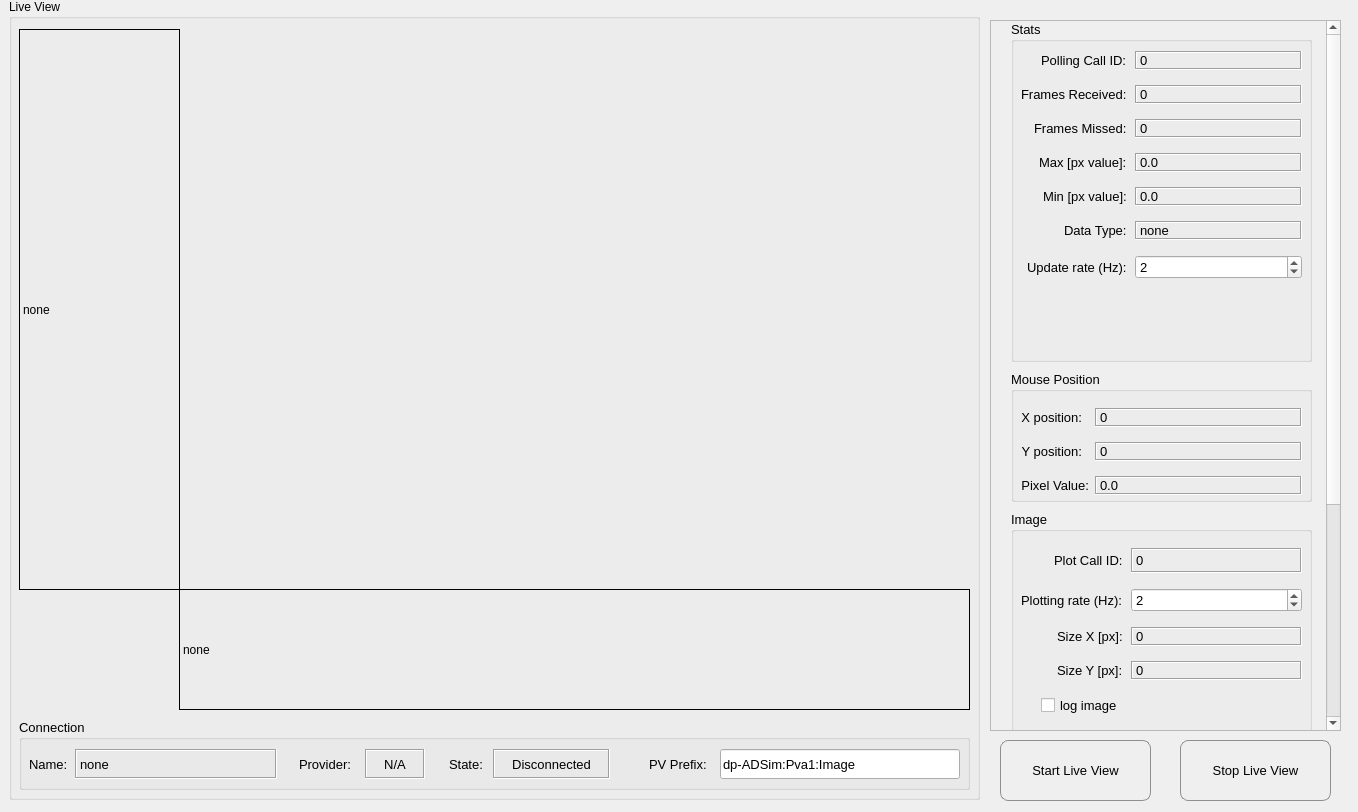
This is gui/imageshow.ui in AdvancedPhotonSource/DashPVA as Qt 5 draws it before an edit. The edited form follows.
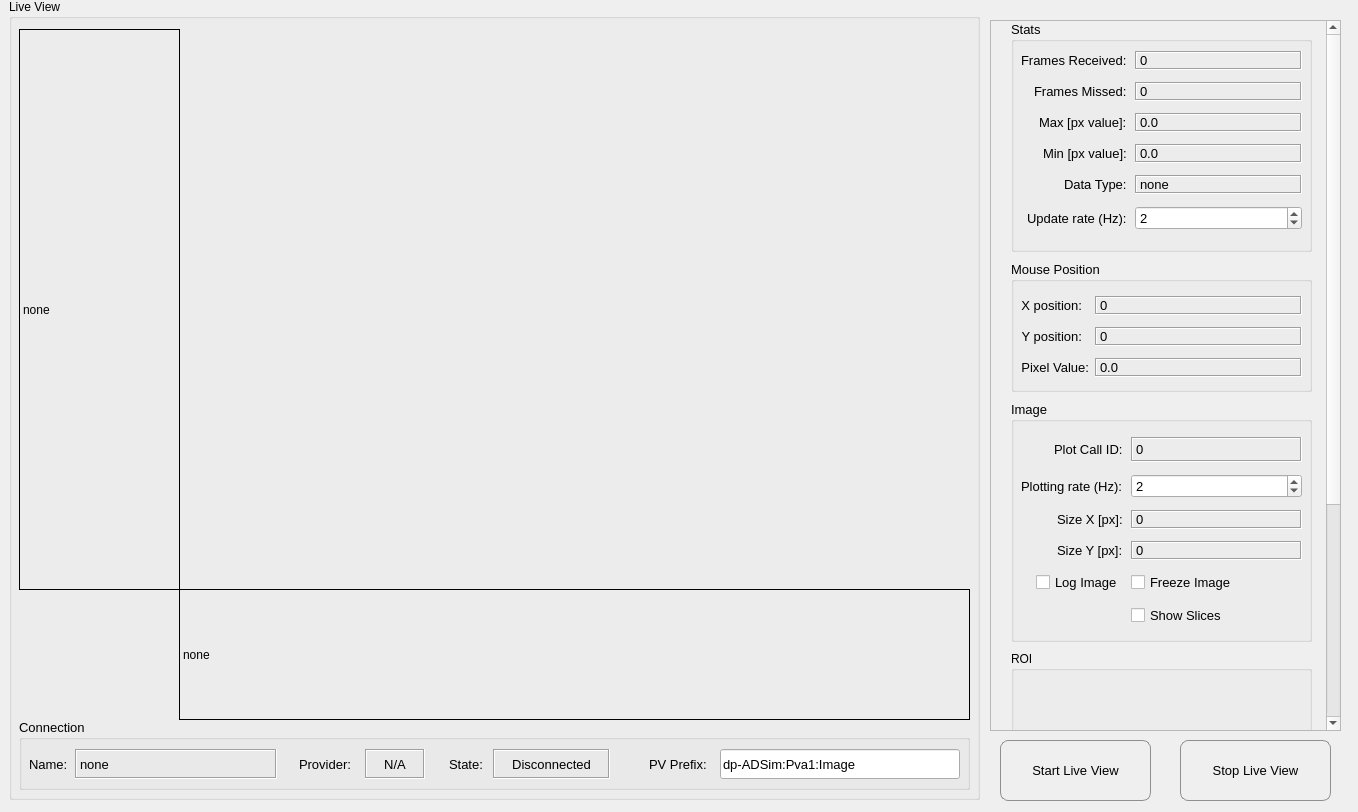
This is the edited form. Custom widgets are drawn as their Qt base class.

Commit message: small ui update, separated freeze frame and stopping monitored connection

Patch:
```diff
--- a/gui/imageshow.ui
+++ b/gui/imageshow.ui
@@ -44,10 +44,10 @@
      </property>
      <property name="geometry">
       <rect>
-       <x>169</x>
+       <x>9</x>
        <y>30</y>
-       <width>791</width>
-       <height>561</height>
+       <width>951</width>
+       <height>691</height>
       </rect>
      </property>
      <property name="sizePolicy">
@@ -402,7 +402,7 @@
        <x>170</x>
        <y>590</y>
        <width>791</width>
-       <height>121</height>
+       <height>131</height>
       </rect>
      </property>
      <property name="frameShape">
@@ -468,7 +468,7 @@
      <property name="geometry">
       <rect>
        <x>0</x>
-       <y>-320</y>
+       <y>0</y>
        <width>335</width>
        <height>1029</height>
       </rect>
@@ -479,7 +479,7 @@
         <x>20</x>
         <y>0</y>
         <width>301</width>
-        <height>341</height>
+        <height>231</height>
        </rect>
       </property>
       <property name="sizePolicy">
@@ -502,7 +502,7 @@
          <x>10</x>
          <y>30</y>
          <width>281</width>
-         <height>301</height>
+         <height>191</height>
         </rect>
        </property>
        <layout class="QFormLayout" name="stats_layout">
@@ -516,58 +516,9 @@
          <number>8</number>
         </property>
         <property name="verticalSpacing">
-         <number>15</number>
+         <number>12</number>
         </property>
         <item row="0" column="0">
-         <widget class="QLabel" name="label_call_id">
-          <property name="minimumSize">
-           <size>
-            <width>0</width>
-            <height>0</height>
-           </size>
-          </property>
-          <property name="maximumSize">
-           <size>
-            <width>16777215</width>
-            <height>21</height>
-           </size>
-          </property>
-          <property name="font">
-           <font>
-            <pointsize>10</pointsize>
-           </font>
-          </property>
-          <property name="text">
-           <string>Polling Call ID:</string>
-          </property>
-         </widget>
-        </item>
-        <item row="0" column="1">
-         <widget class="QLabel" name="poll_call_id">
-          <property name="minimumSize">
-           <size>
-            <width>0</width>
-            <height>0</height>
-           </size>
-          </property>
-          <property name="maximumSize">
-           <size>
-            <width>16777215</width>
-            <height>21</height>
-           </size>
-          </property>
-          <property name="frameShape">
-           <enum>QFrame::Box</enum>
-          </property>
-          <property name="frameShadow">
-           <enum>QFrame::Sunken</enum>
-          </property>
-          <property name="text">
-           <string>0</string>
-          </property>
-         </widget>
-        </item>
-        <item row="1" column="0">
          <widget class="QLabel" name="label_frames_received">
           <property name="minimumSize">
            <size>
@@ -591,7 +542,7 @@
           </property>
          </widget>
         </item>
-        <item row="1" column="1">
+        <item row="0" column="1">
          <widget class="QLabel" name="frames_received_val">
           <property name="minimumSize">
            <size>
@@ -616,32 +567,7 @@
           </property>
          </widget>
         </item>
-        <item row="2" column="1">
-         <widget class="QLabel" name="missed_frames">
-          <property name="minimumSize">
-           <size>
-            <width>0</width>
-            <height>0</height>
-           </size>
-          </property>
-          <property name="maximumSize">
-           <size>
-            <width>16777215</width>
-            <height>21</height>
-           </size>
-          </property>
-          <property name="frameShape">
-           <enum>QFrame::Box</enum>
-          </property>
-          <property name="frameShadow">
-           <enum>QFrame::Sunken</enum>
-          </property>
-          <property name="text">
-           <string>0</string>
-          </property>
-         </widget>
-        </item>
-        <item row="2" column="0">
+        <item row="1" column="0">
          <widget class="QLabel" name="label_frames_missed">
           <property name="minimumSize">
            <size>
@@ -665,25 +591,32 @@
           </property>
          </widget>
         </item>
-        <item row="6" column="0">
-         <widget class="QLabel" name="update_label">
+        <item row="1" column="1">
+         <widget class="QLabel" name="missed_frames">
           <property name="minimumSize">
            <size>
-            <width>28</width>
-            <height>16</height>
+            <width>0</width>
+            <height>0</height>
            </size>
           </property>
-          <property name="font">
-           <font>
-            <pointsize>10</pointsize>
-           </font>
+          <property name="maximumSize">
+           <size>
+            <width>16777215</width>
+            <height>21</height>
+           </size>
+          </property>
+          <property name="frameShape">
+           <enum>QFrame::Box</enum>
+          </property>
+          <property name="frameShadow">
+           <enum>QFrame::Sunken</enum>
           </property>
           <property name="text">
-           <string>Update rate (Hz):</string>
+           <string>0</string>
           </property>
          </widget>
         </item>
-        <item row="3" column="0">
+        <item row="2" column="0">
          <widget class="QLabel" name="label_max_px">
           <property name="font">
            <font>
@@ -695,7 +628,20 @@
           </property>
          </widget>
         </item>
-        <item row="4" column="0">
+        <item row="2" column="1">
+         <widget class="QLabel" name="max_px_val">
+          <property name="frameShape">
+           <enum>QFrame::Box</enum>
+          </property>
+          <property name="frameShadow">
+           <enum>QFrame::Sunken</enum>
+          </property>
+          <property name="text">
+           <string>0.0</string>
+          </property>
+         </widget>
+        </item>
+        <item row="3" column="0">
          <widget class="QLabel" name="label_min_px">
           <property name="font">
            <font>
@@ -708,19 +654,6 @@
          </widget>
         </item>
         <item row="3" column="1">
-         <widget class="QLabel" name="max_px_val">
-          <property name="frameShape">
-           <enum>QFrame::Box</enum>
-          </property>
-          <property name="frameShadow">
-           <enum>QFrame::Sunken</enum>
-          </property>
-          <property name="text">
-           <string>0.0</string>
-          </property>
-         </widget>
-        </item>
-        <item row="4" column="1">
          <widget class="QLabel" name="min_px_val">
           <property name="frameShape">
            <enum>QFrame::Box</enum>
@@ -733,14 +666,14 @@
           </property>
          </widget>
         </item>
-        <item row="5" column="0">
+        <item row="4" column="0">
          <widget class="QLabel" name="label_data_type">
           <property name="text">
            <string>Data Type:</string>
           </property>
          </widget>
         </item>
-        <item row="5" column="1">
+        <item row="4" column="1">
          <widget class="QLabel" name="data_type_val">
           <property name="frameShape">
            <enum>QFrame::Box</enum>
@@ -753,7 +686,25 @@
           </property>
          </widget>
         </item>
-        <item row="6" column="1">
+        <item row="5" column="0">
+         <widget class="QLabel" name="update_label">
+          <property name="minimumSize">
+           <size>
+            <width>28</width>
+            <height>16</height>
+           </size>
+          </property>
+          <property name="font">
+           <font>
+            <pointsize>10</pointsize>
+           </font>
+          </property>
+          <property name="text">
+           <string>Update rate (Hz):</string>
+          </property>
+         </widget>
+        </item>
+        <item row="5" column="1">
          <widget class="QSpinBox" name="update_frequency">
           <property name="maximum">
            <number>999999999</number>
@@ -773,7 +724,7 @@
       <property name="geometry">
        <rect>
         <x>20</x>
-        <y>350</y>
+        <y>240</y>
         <width>301</width>
         <height>131</height>
        </rect>
@@ -798,7 +749,7 @@
          <x>10</x>
          <y>30</y>
          <width>281</width>
-         <height>101</height>
+         <height>91</height>
         </rect>
        </property>
        <layout class="QFormLayout" name="mouse_pos_layout">
@@ -812,7 +763,7 @@
          <number>6</number>
         </property>
         <property name="verticalSpacing">
-         <number>15</number>
+         <number>12</number>
         </property>
         <property name="leftMargin">
          <number>0</number>
@@ -944,9 +895,9 @@
       <property name="geometry">
        <rect>
         <x>20</x>
-        <y>490</y>
+        <y>380</y>
         <width>301</width>
-        <height>221</height>
+        <height>241</height>
        </rect>
       </property>
       <property name="font">
@@ -963,7 +914,7 @@
          <x>10</x>
          <y>30</y>
          <width>281</width>
-         <height>181</height>
+         <height>201</height>
         </rect>
        </property>
        <layout class="QFormLayout" name="formLayout">
@@ -980,11 +931,53 @@
          <number>8</number>
         </property>
         <property name="verticalSpacing">
-         <number>15</number>
+         <number>12</number>
         </property>
         <property name="bottomMargin">
          <number>0</number>
         </property>
+        <item row="0" column="0">
+         <widget class="QLabel" name="label_plot_id">
+          <property name="minimumSize">
+           <size>
+            <width>0</width>
+            <height>25</height>
+           </size>
+          </property>
+          <property name="font">
+           <font>
+            <pointsize>10</pointsize>
+           </font>
+          </property>
+          <property name="text">
+           <string>Plot Call ID:</string>
+          </property>
+         </widget>
+        </item>
+        <item row="0" column="1">
+         <widget class="QLabel" name="plot_call_id">
+          <property name="minimumSize">
+           <size>
+            <width>0</width>
+            <height>0</height>
+           </size>
+          </property>
+          <property name="font">
+           <font>
+            <pointsize>10</pointsize>
+           </font>
+          </property>
+          <property name="frameShape">
+           <enum>QFrame::Box</enum>
+          </property>
+          <property name="frameShadow">
+           <enum>QFrame::Sunken</enum>
+          </property>
+          <property name="text">
+           <string>0</string>
+          </property>
+         </widget>
+        </item>
         <item row="1" column="0">
          <widget class="QLabel" name="plotting_label">
           <property name="minimumSize">
@@ -1003,6 +996,16 @@
           </property>
          </widget>
         </item>
+        <item row="1" column="1">
+         <widget class="QSpinBox" name="plotting_frequency">
+          <property name="maximum">
+           <number>999999999</number>
+          </property>
+          <property name="value">
+           <number>2</number>
+          </property>
+         </widget>
+        </item>
         <item row="2" column="0">
          <widget class="QLabel" name="label_size_x">
           <property name="font">
@@ -1083,69 +1086,24 @@
            <bool>false</bool>
           </property>
           <property name="text">
-           <string>log image</string>
+           <string>Log Image</string>
           </property>
           <property name="checked">
            <bool>false</bool>
           </property>
          </widget>
         </item>
+        <item row="5" column="1">
+         <widget class="QCheckBox" name="show_slices">
+          <property name="text">
+           <string>Show Slices</string>
+          </property>
+         </widget>
+        </item>
         <item row="4" column="1">
-         <widget class="QLabel" name="filler">
+         <widget class="QCheckBox" name="freeze_plot">
           <property name="text">
-           <string/>
-          </property>
-         </widget>
-        </item>
-        <item row="0" column="0">
-         <widget class="QLabel" name="label_plot_id">
-          <property name="minimumSize">
-           <size>
-            <width>0</width>
-            <height>25</height>
-           </size>
-          </property>
-          <property name="font">
-           <font>
-            <pointsize>10</pointsize>
-           </font>
-          </property>
-          <property name="text">
-           <string>Plot Call ID:</string>
-          </property>
-         </widget>
-        </item>
-        <item row="0" column="1">
-         <widget class="QLabel" name="plot_call_id">
-          <property name="minimumSize">
-           <size>
-            <width>0</width>
-            <height>25</height>
-           </size>
-          </property>
-          <property name="font">
-           <font>
-            <pointsize>10</pointsize>
-           </font>
-          </property>
-          <property name="frameShape">
-           <enum>QFrame::Box</enum>
-          </property>
-          <property name="frameShadow">
-           <enum>QFrame::Sunken</enum>
-          </property>
-          <property name="text">
-           <string>0</string>
-          </property>
-         </widget>
-        </item>
-        <item row="1" column="1">
-         <widget class="QSpinBox" name="plotting_frequency">
-          <property name="maximum">
-           <number>999999999</number>
-          </property>
-          <property name="value">
-           <number>2</number>
+           <string>Freeze Image</string>
           </property>
          </widget>
         </item>
@@ -1156,9 +1114,9 @@
       <property name="geometry">
        <rect>
         <x>20</x>
-        <y>720</y>
+        <y>630</y>
         <width>301</width>
-        <height>301</height>
+        <height>391</height>
        </rect>
       </property>
       <property name="title">
```
Left out of the diff: 2 changed lines with no effect on the pictures. The commit also changes 1 other file.
